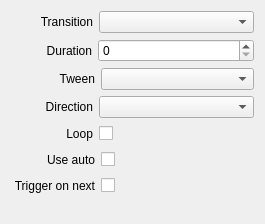
This is src/Widgets/Inspector/InspectorAudioWidget.ui in CasparCG/client as Qt 5 draws it before an edit. The edited form follows.
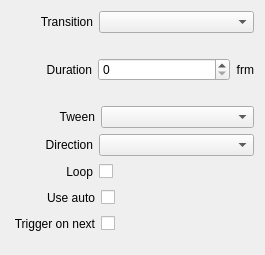
This is the edited form.

Commit message: Added description text to duration properties in the inspector panel.

```diff
--- a/src/Widgets/Inspector/InspectorAudioWidget.ui
+++ b/src/Widgets/Inspector/InspectorAudioWidget.ui
@@ -7,7 +7,7 @@
     <x>0</x>
     <y>0</y>
     <width>265</width>
-    <height>224</height>
+    <height>255</height>
    </rect>
   </property>
   <property name="sizePolicy">
@@ -98,6 +98,16 @@
        </property>
       </widget>
      </item>
+     <item>
+      <widget class="QLabel" name="labelFrm1">
+       <property name="text">
+        <string>frm</string>
+       </property>
+       <property name="alignment">
+        <set>Qt::AlignRight|Qt::AlignTrailing|Qt::AlignVCenter</set>
+       </property>
+      </widget>
+     </item>
     </layout>
    </item>
    <item>
```
The commit also changes 14 other files.
